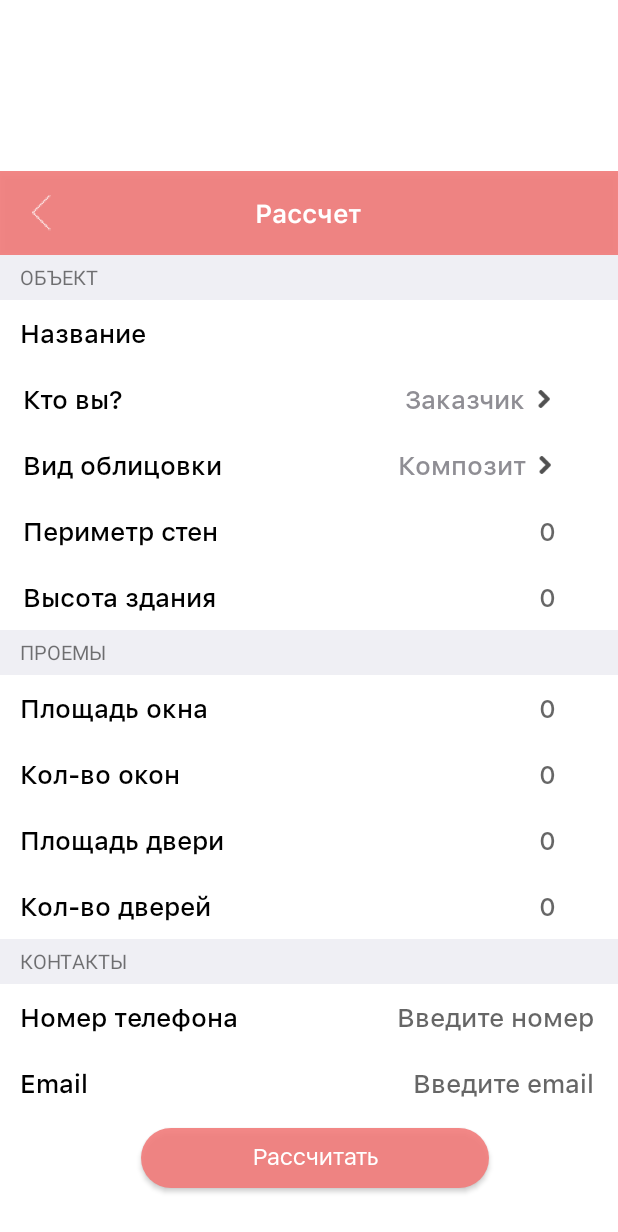
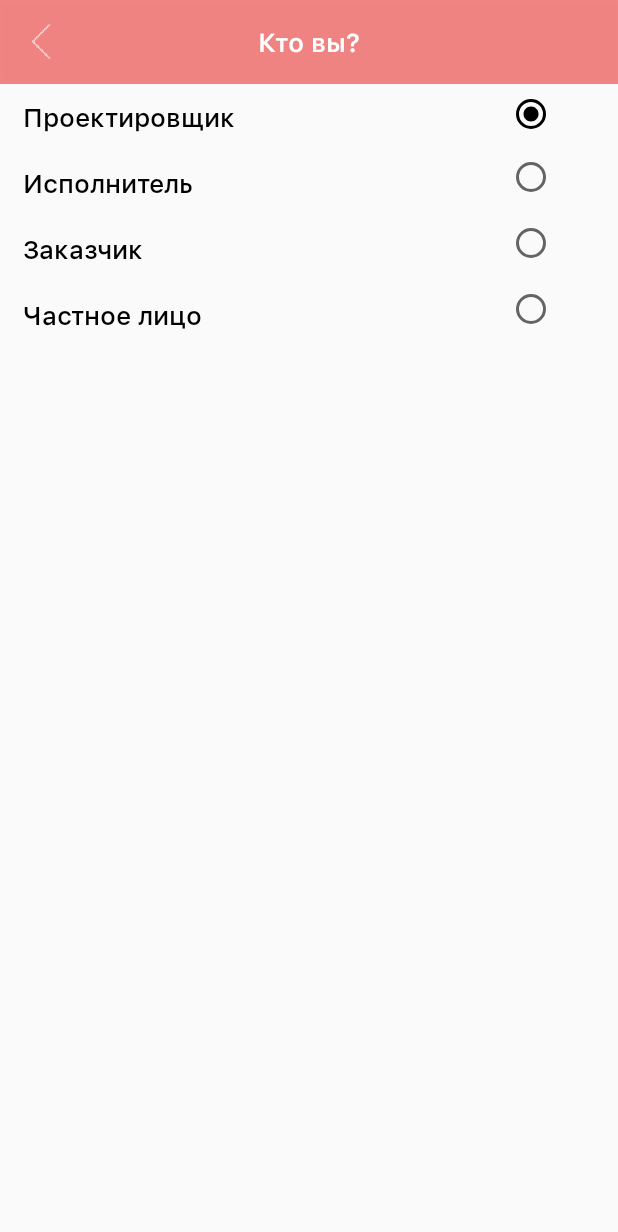
Before and after one commit to Motygullin503/Alliance, an Android app: the CalculateActivity screen opened directly, with no data from a screen before it, after a tap on "Заказчик", on a phone screen of 412 x 824 dp. Shown: the top 1232 px of the screen. Run offline under Robolectric (Android 15) with nearby library versions, the phone set to English and light mode, and no system bars.

Commit message:
Add type of system activity and who are activity

```diff
--- a/app/src/main/java/ru/kpfu/itis/alliance/CalculateActivity.java
+++ b/app/src/main/java/ru/kpfu/itis/alliance/activities/CalculateActivity.java
@@ -1,10 +1,8 @@
-package ru.kpfu.itis.alliance;
+package ru.kpfu.itis.alliance.activities;
 
 import android.app.Activity;
 import android.content.Intent;
 import android.os.Bundle;
-import android.support.design.widget.FloatingActionButton;
-import android.support.design.widget.Snackbar;
 import android.support.v7.app.AppCompatActivity;
 import android.support.v7.widget.Toolbar;
 import android.view.MenuItem;
@@ -17,11 +15,14 @@ import android.widget.Toast;
 import java.util.regex.Matcher;
 import java.util.regex.Pattern;
 
+import ru.kpfu.itis.alliance.Constants;
+import ru.kpfu.itis.alliance.R;
+
 public class CalculateActivity extends AppCompatActivity {
-    public static final String DESIGNER ="DESIGNER";
-    public static final String EXECUTOR ="EXECUTOR";
-    public static final String CUSTOMER ="CUSTOMER";
-    public static final String PRIVATEPERSON ="PRIVATEPERSON";
+    public static final int CUSTOMER = 1;
+    public static final int DESIGNER = 2;
+    public static final int EXECUTOR = 3;
+    public static final int PRIVATEPERSON = 4;
     private static final String EMAIL_PATTERN = "^[a-zA-Z0-9#_~!$&'()*+,;=:.\"(),:;<>@\\[\\]\\\\]+@[a-zA-Z0-9-]+(\\.[a-zA-Z0-9-]+)*$";
 
     private Pattern pattern = Pattern.compile(EMAIL_PATTERN);
@@ -41,6 +42,9 @@ public class CalculateActivity extends AppCompatActivity {
     private EditText etNumberOfPhone;
     private Button btnCalculate;
 
+    private int typeCladdingValue = Constants.COMPOSITE;
+    private int whoAreYou = CalculateActivity.CUSTOMER;
+
     @Override
     protected void onCreate(Bundle savedInstanceState) {
         super.onCreate(savedInstanceState);
@@ -50,13 +54,13 @@ public class CalculateActivity extends AppCompatActivity {
         whoAre = findViewById(R.id.tv_who_are);
         typeCladding = findViewById(R.id.type_of_cladding);
         perimetrWall = findViewById(R.id.et_perimetr);
-        buildingHeight= findViewById(R.id.et_building_height);
-        squareWindow= findViewById(R.id.et_square_window);
-        quantityWindow= findViewById(R.id.et_quantity_window);
-        squareDoor= findViewById(R.id.et_square_door);
-        quantityDoor= findViewById(R.id.et_quantity_door);
-        etNumberOfPhone= findViewById(R.id.et_number_of_phone);
-        etEmail= findViewById(R.id.et_email);
+        buildingHeight = findViewById(R.id.et_building_height);
+        squareWindow = findViewById(R.id.et_square_window);
+        quantityWindow = findViewById(R.id.et_quantity_window);
+        squareDoor = findViewById(R.id.et_square_door);
+        quantityDoor = findViewById(R.id.et_quantity_door);
+        etNumberOfPhone = findViewById(R.id.et_number_of_phone);
+        etEmail = findViewById(R.id.et_email);
         btnCalculate = findViewById(R.id.btn_calculate_price);
 
         Toolbar myToolbar = findViewById(R.id.my_toolbar);
@@ -68,23 +72,34 @@ public class CalculateActivity extends AppCompatActivity {
 
 
         toolbarTitle = myToolbar.findViewById(R.id.toolbar_title);
-
         toolbarTitle.setText("Рассчет");
 
         whoAre.setText("Заказчик");
-        typeCladding.setText("Композит");
+
+        Intent intent = getIntent();
+        typeCladdingValue = intent.getIntExtra("type", Constants.COMPOSITE);
+        whoAreYou = intent.getIntExtra("who_are", CUSTOMER);
+        setTypeCladding();
+        setWhoAre();
+
 
         whoAre.setOnClickListener(new View.OnClickListener() {
             @Override
             public void onClick(View v) {
-
+                Intent intent = new Intent(context, WhoAreActivity.class);
+                intent.putExtra("who_are", DESIGNER);
+                startActivity(intent);
+                finish();
             }
         });
 
         typeCladding.setOnClickListener(new View.OnClickListener() {
             @Override
             public void onClick(View v) {
-
+                Intent intent = new Intent(context, TypeOfSystemActivity.class);
+                intent.putExtra("type", Constants.COMPOSITE);
+                startActivity(intent);
+                finish();
             }
         });
 
@@ -92,7 +107,7 @@ public class CalculateActivity extends AppCompatActivity {
         btnCalculate.setOnClickListener(new View.OnClickListener() {
             @Override
             public void onClick(View v) {
-                if (!validateEmail(etEmail.getText().toString())){
+                if (!validateEmail(etEmail.getText().toString())) {
                     Toast.makeText(context, "Проверьте правильность email", Toast.LENGTH_SHORT).show();
                 } else {
 
@@ -123,4 +138,37 @@ public class CalculateActivity extends AppCompatActivity {
         return matcher.matches();
     }
 
+    public void setTypeCladding() {
+        switch (typeCladdingValue) {
+            case Constants.COMPOSITE:
+                typeCladding.setText(R.string.composit);
+                break;
+            case Constants.KERAMOGRANITE:
+                typeCladding.setText(R.string.keramogranit);
+                break;
+            case Constants.FIBROPLITA:
+                typeCladding.setText(R.string.fibroplita);
+                break;
+            case Constants.METALLOKASSETA:
+                typeCladding.setText(R.string.metallokaseta);
+        }
+    }
+
+    public void setWhoAre() {
+        switch (whoAreYou) {
+            case CUSTOMER:
+                whoAre.setText(R.string.customer);
+                break;
+            case EXECUTOR:
+                whoAre.setText(R.string.executor);
+                break;
+            case PRIVATEPERSON:
+                whoAre.setText(R.string.private_person);
+                break;
+            case DESIGNER:
+                whoAre.setText(R.string.designer);
+                break;
+        }
+    }
+
 }
--- a/app/src/main/java/ru/kpfu/itis/alliance/CompanyInfoActivity.java
+++ b/app/src/main/java/ru/kpfu/itis/alliance/activities/CompanyInfoActivity.java
@@ -1,4 +1,4 @@
-package ru.kpfu.itis.alliance;
+package ru.kpfu.itis.alliance.activities;
 
 import android.app.Activity;
 import android.content.Intent;
@@ -8,7 +8,8 @@ import android.support.v7.widget.Toolbar;
 import android.view.MenuItem;
 import android.widget.TextView;
 
-import java.nio.channels.AcceptPendingException;
+import ru.kpfu.itis.alliance.R;
+import ru.kpfu.itis.alliance.activities.MainActivity;
 
 public class CompanyInfoActivity extends AppCompatActivity {
     Activity context = this;
--- a/app/src/main/java/ru/kpfu/itis/alliance/MainActivity.java
+++ b/app/src/main/java/ru/kpfu/itis/alliance/activities/MainActivity.java
@@ -1,4 +1,4 @@
-package ru.kpfu.itis.alliance;
+package ru.kpfu.itis.alliance.activities;
 
 import android.app.Activity;
 import android.content.Intent;
@@ -8,7 +8,7 @@ import android.support.v7.widget.Toolbar;
 import android.view.View;
 import android.widget.Button;
 
-import ru.kpfu.itis.alliance.fragments.CalculateFragment;
+import ru.kpfu.itis.alliance.R;
 
 public class MainActivity extends AppCompatActivity {
 
--- /dev/null
+++ b/app/src/main/java/ru/kpfu/itis/alliance/activities/WhoAreActivity.java
@@ -0,0 +1,96 @@
+package ru.kpfu.itis.alliance.activities;
+
+import android.app.Activity;
+import android.content.Intent;
+import android.support.v7.app.AppCompatActivity;
+import android.os.Bundle;
+import android.support.v7.widget.Toolbar;
+import android.view.MenuItem;
+import android.widget.RadioButton;
+import android.widget.RadioGroup;
+import android.widget.TextView;
+
+import ru.kpfu.itis.alliance.Constants;
+import ru.kpfu.itis.alliance.R;
+
+public class WhoAreActivity extends AppCompatActivity {
+    private RadioButton rbDesigner;
+    private RadioButton rbExecutor;
+    private RadioButton rbCustomer;
+    private RadioButton rbPrivatePerson;
+    private RadioGroup radioGroupWhoAre;
+    private TextView toolbarTitle;
+
+    private int whoAre = CalculateActivity.CUSTOMER;
+
+    private Activity context = this;
+
+    @Override
+    protected void onCreate(Bundle savedInstanceState) {
+        super.onCreate(savedInstanceState);
+        setContentView(R.layout.activity_who_are);
+        rbDesigner = findViewById(R.id.checkBox_designer);
+        rbExecutor = findViewById(R.id.checkBox_executor);
+        rbCustomer = findViewById(R.id.checkBox_customer);
+        rbPrivatePerson = findViewById(R.id.checkBox_private_person);
+        radioGroupWhoAre = findViewById(R.id.radio_group_who_are);
+
+        Toolbar myToolbar = findViewById(R.id.my_toolbar);
+        setSupportActionBar(myToolbar);
+
+        getSupportActionBar().setDisplayShowTitleEnabled(false);
+        getSupportActionBar().setDisplayHomeAsUpEnabled(true);
+        getSupportActionBar().setDisplayShowHomeEnabled(true);
+
+        Intent intent = getIntent();
+        whoAre = intent.getIntExtra("who_are", CalculateActivity.CUSTOMER);
+
+        toolbarTitle = myToolbar.findViewById(R.id.toolbar_title);
+        toolbarTitle.setText(R.string.who_are_you);
+
+        chooseRadioButton(whoAre);
+    }
+
+    @Override
+    public boolean onOptionsItemSelected(MenuItem item) {
+        Intent intent = new Intent(this, CalculateActivity.class);
+        intent.putExtra("who_are", getStateRadioButton());
+        startActivity(intent);
+        finish();
+        return true;
+    }
+
+    @Override
+    public void onBackPressed() {
+        Intent intent = new Intent(context, CalculateActivity.class);
+        intent.putExtra("who_are", getStateRadioButton());
+        startActivity(intent);
+        finish();
+    }
+
+    public void chooseRadioButton(int whoAreYou) {
+        switch (whoAreYou) {
+            case CalculateActivity.CUSTOMER:
+                rbCustomer.setChecked(true);
+                break;
+            case CalculateActivity.EXECUTOR:
+                rbExecutor.setChecked(true);
+                break;
+            case CalculateActivity.DESIGNER:
+                rbDesigner.setChecked(true);
+                break;
+            case CalculateActivity.PRIVATEPERSON:
+                rbPrivatePerson.setChecked(true);
+                break;
+        }
+    }
+
+    public int getStateRadioButton() {
+        if (rbDesigner.isChecked()) return CalculateActivity.DESIGNER;
+        if (rbExecutor.isChecked()) return CalculateActivity.EXECUTOR;
+        if (rbCustomer.isChecked()) return CalculateActivity.CUSTOMER;
+        if (rbPrivatePerson.isChecked()) return CalculateActivity.PRIVATEPERSON;
+
+        return CalculateActivity.CUSTOMER;
+    }
+}
--- a/app/src/main/res/layout/activity_company_info.xml
+++ b/app/src/main/res/layout/activity_company_info.xml
@@ -6,7 +6,7 @@
     android:layout_height="match_parent"
     android:background="#FFFFFF"
     android:fitsSystemWindows="true"
-    tools:context="ru.kpfu.itis.alliance.CompanyInfoActivity">
+    tools:context="ru.kpfu.itis.alliance.activities.CompanyInfoActivity">
 
 
 
--- a/app/src/main/res/layout/activity_main.xml
+++ b/app/src/main/res/layout/activity_main.xml
@@ -5,7 +5,7 @@
     android:layout_width="match_parent"
     android:layout_height="match_parent"
     android:background="#FFFFFF"
-    tools:context="ru.kpfu.itis.alliance.MainActivity">
+    tools:context="ru.kpfu.itis.alliance.activities.MainActivity">
 
     <include
         android:id="@+id/include"
--- /dev/null
+++ b/app/src/main/res/layout/activity_who_are.xml
@@ -0,0 +1,109 @@
+<?xml version="1.0" encoding="utf-8"?>
+<android.support.constraint.ConstraintLayout xmlns:android="http://schemas.android.com/apk/res/android"
+    xmlns:app="http://schemas.android.com/apk/res-auto"
+    xmlns:tools="http://schemas.android.com/tools"
+    android:layout_width="match_parent"
+    android:layout_height="match_parent"
+    tools:context="ru.kpfu.itis.alliance.activities.WhoAreActivity">
+
+    <include
+        android:id="@+id/include"
+        layout="@layout/toolbar"
+        android:layout_width="0dp"
+        android:layout_height="wrap_content"
+        app:layout_constraintLeft_toLeftOf="parent"
+        app:layout_constraintRight_toRightOf="parent"
+        app:layout_constraintTop_toTopOf="parent"
+        tools:layout_constraintLeft_creator="1"
+        tools:layout_constraintRight_creator="1"
+        tools:layout_constraintTop_creator="1" />
+
+    <TextView
+        android:id="@+id/tv_designer"
+        android:layout_width="170dp"
+        android:layout_height="44dp"
+        android:fontFamily="@font/sfui_text_medium"
+        android:gravity="center_vertical"
+        android:paddingStart="15dp"
+        android:text="@string/designer"
+        android:textColor="@color/black"
+        android:textSize="@dimen/text_calculate_size"
+        app:layout_constraintStart_toStartOf="parent"
+        app:layout_constraintTop_toBottomOf="@+id/include" />
+
+    <TextView
+        android:id="@+id/tv_executor"
+        android:layout_width="170dp"
+        android:layout_height="44dp"
+        android:fontFamily="@font/sfui_text_medium"
+        android:gravity="center_vertical"
+        android:paddingStart="15dp"
+        android:text="@string/executor"
+        android:textColor="@color/black"
+        android:textSize="@dimen/text_calculate_size"
+        app:layout_constraintStart_toStartOf="parent"
+        app:layout_constraintTop_toBottomOf="@+id/tv_designer" />
+
+    <TextView
+        android:id="@+id/tv_customer"
+        android:layout_width="170dp"
+        android:layout_height="44dp"
+        android:fontFamily="@font/sfui_text_medium"
+        android:gravity="center_vertical"
+        android:paddingStart="15dp"
+        android:text="@string/customer"
+        android:textColor="@color/black"
+        android:textSize="@dimen/text_calculate_size"
+        app:layout_constraintStart_toStartOf="parent"
+        app:layout_constraintTop_toBottomOf="@+id/tv_executor" />
+
+    <TextView
+        android:id="@+id/tv_private_person"
+        android:layout_width="170dp"
+        android:layout_height="44dp"
+        android:fontFamily="@font/sfui_text_medium"
+        android:gravity="center_vertical"
+        android:paddingStart="15dp"
+        android:text="@string/private_person"
+        android:textColor="@color/black"
+        android:textSize="@dimen/text_calculate_size"
+        app:layout_constraintStart_toStartOf="parent"
+        app:layout_constraintTop_toBottomOf="@+id/tv_customer" />
+
+    <RadioGroup
+        android:id="@+id/radio_group_who_are"
+        android:layout_width="wrap_content"
+        android:layout_height="wrap_content"
+        android:orientation="vertical"
+        app:layout_constraintEnd_toEndOf="parent"
+        app:layout_constraintTop_toBottomOf="@+id/include">
+
+        <RadioButton
+            android:id="@+id/checkBox_designer"
+            android:layout_width="74dp"
+            android:layout_height="40dp"
+            android:paddingLeft="10dp"
+            app:layout_constraintTop_toBottomOf="@+id/include" />
+
+        <RadioButton
+            android:id="@+id/checkBox_executor"
+            android:layout_width="74dp"
+            android:layout_height="44dp"
+            app:layout_constraintEnd_toEndOf="parent"
+            app:layout_constraintTop_toBottomOf="@+id/checkBox_composite" />
+
+        <RadioButton
+            android:id="@+id/checkBox_customer"
+            android:layout_width="74dp"
+            android:layout_height="44dp"
+            app:layout_constraintEnd_toEndOf="parent"
+             />
+
+        <RadioButton
+            android:id="@+id/checkBox_private_person"
+            android:layout_width="74dp"
+            android:layout_height="44dp"
+            app:layout_constraintEnd_toEndOf="parent" />
+
+    </RadioGroup>
+</android.support.constraint.ConstraintLayout>
--- a/app/src/main/res/values/strings.xml
+++ b/app/src/main/res/values/strings.xml
@@ -21,4 +21,12 @@
     <string name="contacts">Эл.почта : info@afkon.ru , Телефоны : + 7 (843) 203-37-67, 245-36-86</string>
     <string name="toSite">Перейти на сайт</string>
     <string name="title_activity_calculate">CalculateActivity</string>
+    <string name="composit">Композит</string>
+    <string name="keramogranit">Керамогранит</string>
+    <string name="fibroplita">Фиброплита</string>
+    <string name="metallokaseta">Металлокасета</string>
+    <string name="designer">Проектировщик</string>
+    <string name="executor">Исполнитель</string>
+    <string name="customer">Заказчик</string>
+    <string name="private_person">Частное лицо</string>
 </resources>
```
Also changed, not shown: app/src/main/AndroidManifest.xml (+6 -4 lines), app/src/main/java/ru/kpfu/itis/alliance/Constants.java (+4 -4 lines), app/src/main/java/ru/kpfu/itis/alliance/activities/TypeOfSystemActivity.java (added, +96 -0 lines), app/src/main/res/layout/activity_type_of_system.xml (added, +111 -0 lines).
